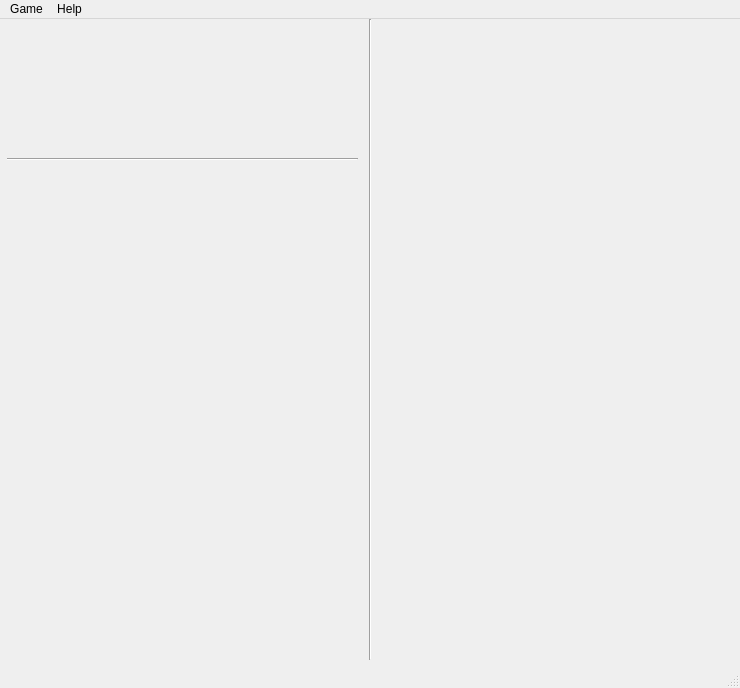
Before: the Qt Designer form FinalProject/Yahtzee/gamewindow.ui in kiloecho78/CS4865, drawn with Qt 5.
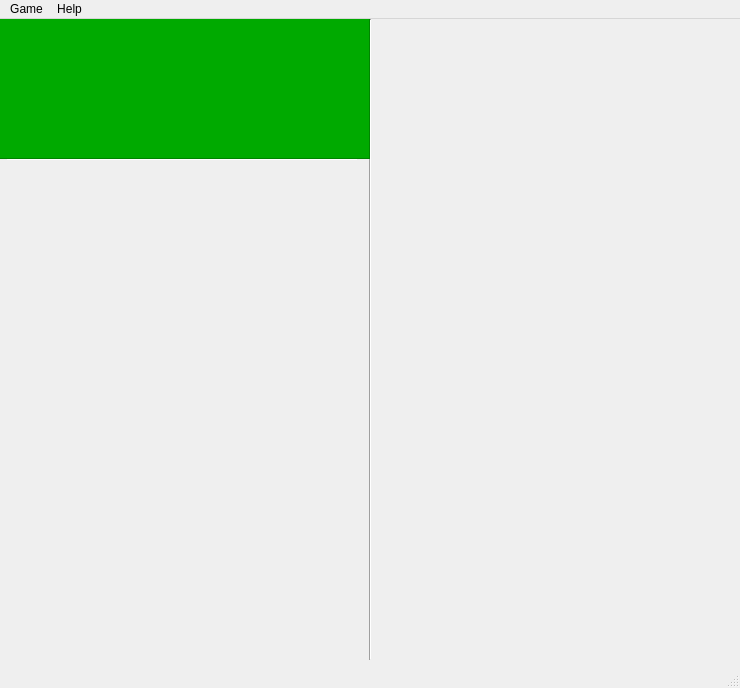
After: the same form once the commit is applied. Icons and pictures are not drawn.

Commit message: Added scorecard.cpp scorecardlayout.cpp and player.cpp. Building scorecard layout.

What changed in the file:
```diff
--- a/FinalProject/Yahtzee/gamewindow.ui
+++ b/FinalProject/Yahtzee/gamewindow.ui
@@ -130,16 +130,99 @@
      <enum>Qt::Vertical</enum>
     </property>
    </widget>
-   <widget class="QWidget" name="gridLayoutWidget">
+   <widget class="QFrame" name="frame">
     <property name="geometry">
      <rect>
-      <x>0</x>
-      <y>0</y>
+      <x>-1</x>
+      <y>-1</y>
       <width>371</width>
       <height>141</height>
      </rect>
     </property>
-    <layout class="QGridLayout" name="diceGridLayout"/>
+    <property name="palette">
+     <palette>
+      <active>
+       <colorrole role="Base">
+        <brush brushstyle="SolidPattern">
+         <color alpha="255">
+          <red>255</red>
+          <green>255</green>
+          <blue>255</blue>
+         </color>
+        </brush>
+       </colorrole>
+       <colorrole role="Window">
+        <brush brushstyle="SolidPattern">
+         <color alpha="255">
+          <red>0</red>
+          <green>170</green>
+          <blue>0</blue>
+         </color>
+        </brush>
+       </colorrole>
+      </active>
+      <inactive>
+       <colorrole role="Base">
+        <brush brushstyle="SolidPattern">
+         <color alpha="255">
+          <red>255</red>
+          <green>255</green>
+          <blue>255</blue>
+         </color>
+        </brush>
+       </colorrole>
+       <colorrole role="Window">
+        <brush brushstyle="SolidPattern">
+         <color alpha="255">
+          <red>0</red>
+          <green>170</green>
+          <blue>0</blue>
+         </color>
+        </brush>
+       </colorrole>
+      </inactive>
+      <disabled>
+       <colorrole role="Base">
+        <brush brushstyle="SolidPattern">
+         <color alpha="255">
+          <red>0</red>
+          <green>170</green>
+          <blue>0</blue>
+         </color>
+        </brush>
+       </colorrole>
+       <colorrole role="Window">
+        <brush brushstyle="SolidPattern">
+         <color alpha="255">
+          <red>0</red>
+          <green>170</green>
+          <blue>0</blue>
+         </color>
+        </brush>
+       </colorrole>
+      </disabled>
+     </palette>
+    </property>
+    <property name="autoFillBackground">
+     <bool>true</bool>
+    </property>
+    <property name="frameShape">
+     <enum>QFrame::StyledPanel</enum>
+    </property>
+    <property name="frameShadow">
+     <enum>QFrame::Raised</enum>
+    </property>
+    <widget class="QWidget" name="gridLayoutWidget">
+     <property name="geometry">
+      <rect>
+       <x>-2</x>
+       <y>-2</y>
+       <width>371</width>
+       <height>141</height>
+      </rect>
+     </property>
+     <layout class="QGridLayout" name="diceGridLayout"/>
+    </widget>
    </widget>
   </widget>
   <widget class="QMenuBar" name="menuBar">
```
Left out of the diff: 2 changed lines with no effect on the pictures. The commit also changes 8 other files.
